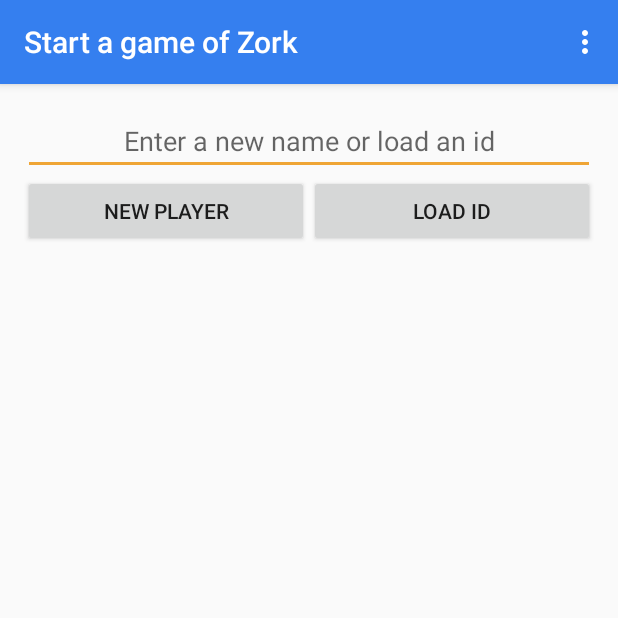
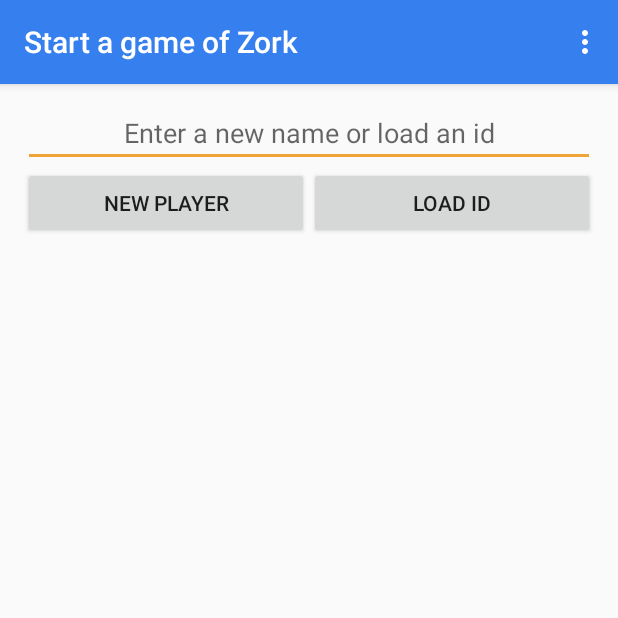
Before and after one commit to jphomick/ZorkReaderAndroid, an Android app: the screen it shows after launch (MainActivity), on a phone screen of 412 x 824 dp, the top half of it. Run offline under Robolectric (Android 15) with nearby library versions, the phone set to English and light mode, and no system bars.

Commit message:
Improved UI and reliability

```diff
--- a/app/src/main/res/layout/activity_main.xml
+++ b/app/src/main/res/layout/activity_main.xml
@@ -11,7 +11,9 @@
         android:layout_width="match_parent"
         android:layout_height="match_parent"
         android:orientation="vertical"
-        android:padding="5dp">
+        android:paddingLeft="5dp"
+        android:paddingRight="5dp"
+        android:paddingBottom="5dp">
 
         <LinearLayout
             android:id="@+id/layLogin"
@@ -113,6 +115,15 @@
                     android:layout_weight="3"
                     android:onClick="submit"
                     android:text="@string/go" />
+
+                <ProgressBar
+                    android:id="@+id/prgSentCommand"
+                    style="?android:attr/progressBarStyle"
+                    android:layout_width="match_parent"
+                    android:layout_height="wrap_content"
+                    android:layout_weight="3"
+                    android:indeterminate="true"
+                    android:visibility="gone" />
 
             </LinearLayout>
 
@@ -240,6 +251,15 @@
 
         </LinearLayout>
 
+        <ProgressBar
+            android:id="@+id/prgLoading"
+            style="?android:attr/progressBarStyle"
+            android:layout_width="match_parent"
+            android:layout_height="wrap_content"
+            android:indeterminate="true"
+            android:padding="10dp"
+            android:visibility="gone" />
+
         <Space
             android:layout_width="match_parent"
             android:layout_height="50dp"
```
Also changed, not shown: app/src/main/java/com/example/zorkreader/MainActivity.java (+33 -4 lines).
